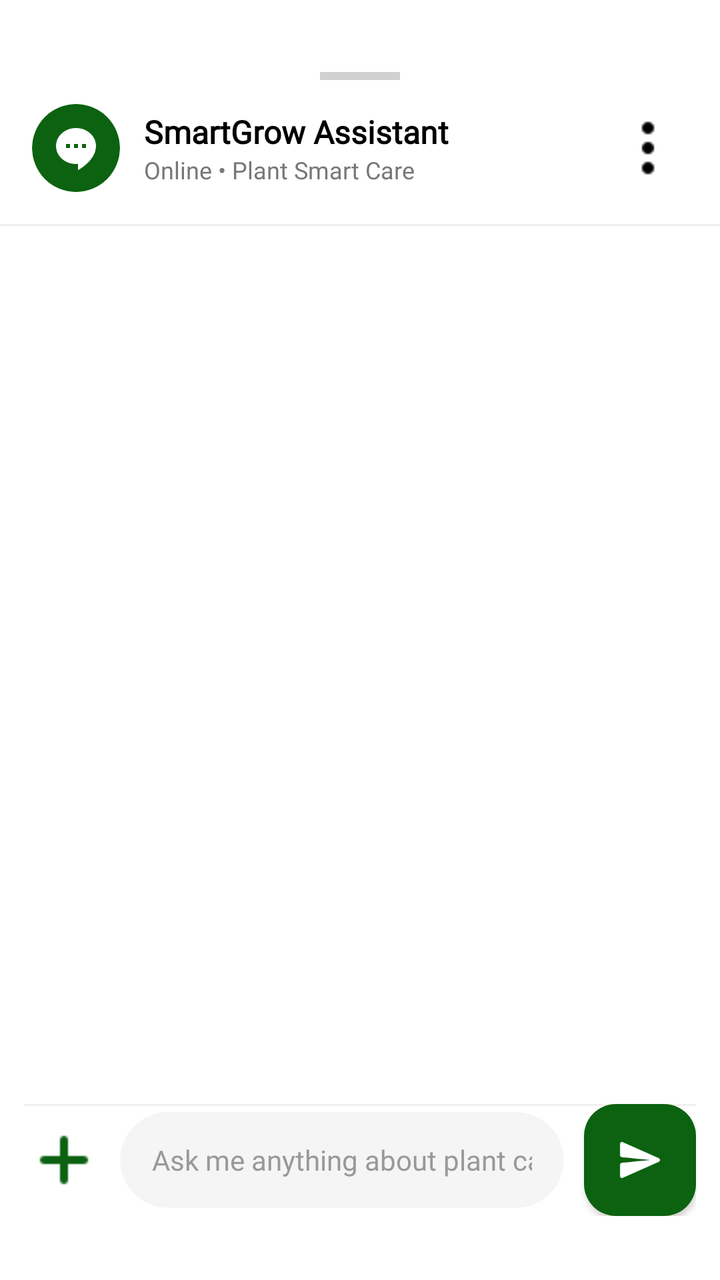
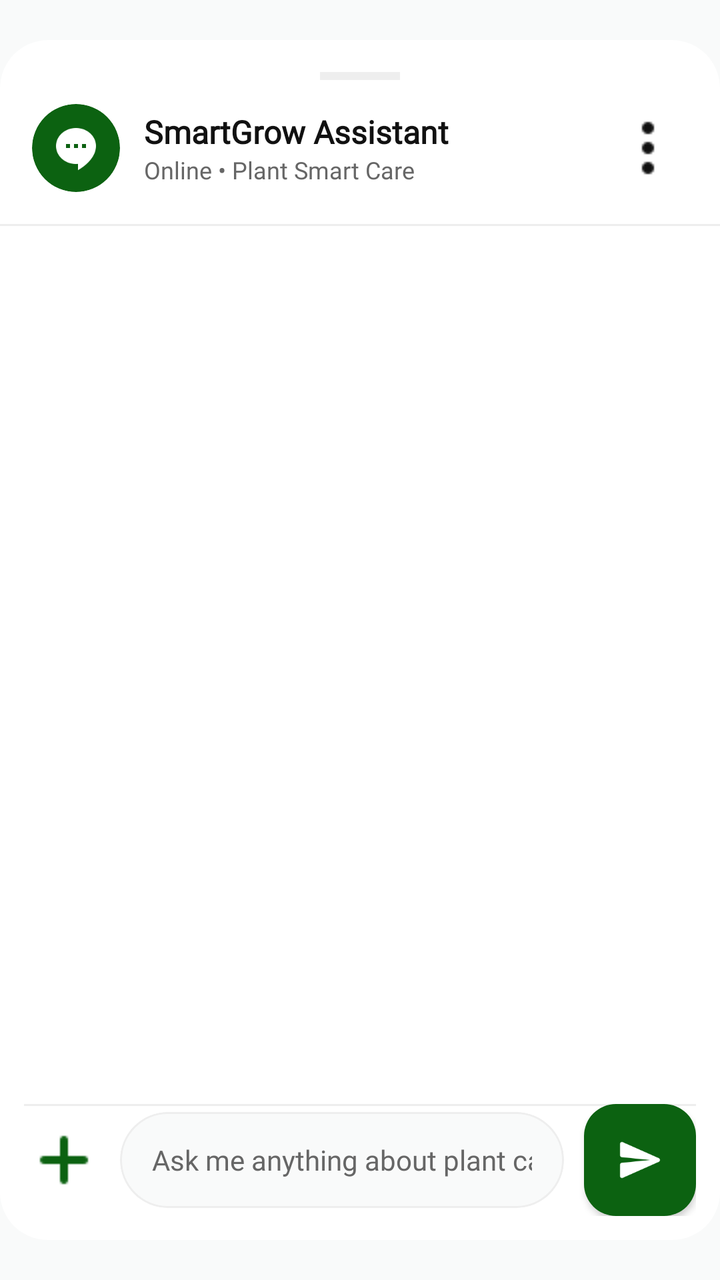

An Android layout rendered at two revisions. The XML below is the earlier revision; the diff shows what the commit changed to produce the second picture.
<!-- AndroidManifest.xml: application theme Theme.SmartGrow -->
<!-- res/layout/dialog_chat_assistant.xml -->
<?xml version="1.0" encoding="utf-8"?>
<androidx.constraintlayout.widget.ConstraintLayout
    xmlns:android="http://schemas.android.com/apk/res/android"
    xmlns:app="http://schemas.android.com/apk/res-auto"
    android:layout_width="match_parent"
    android:layout_height="wrap_content"
    android:background="@android:color/transparent">

    <com.google.android.material.card.MaterialCardView
        android:layout_width="match_parent"
        android:layout_height="600dp"
        app:cardCornerRadius="24dp"
        app:cardElevation="0dp"
        app:cardBackgroundColor="#FFFFFF"
        app:strokeWidth="0dp"
        app:layout_constraintTop_toTopOf="parent"
        app:layout_constraintBottom_toBottomOf="parent">

        <androidx.constraintlayout.widget.ConstraintLayout
            android:layout_width="match_parent"
            android:layout_height="match_parent">
            
            <androidx.constraintlayout.widget.ConstraintLayout
                android:id="@+id/layout_chat_header"
                android:layout_width="match_parent"
                android:layout_height="wrap_content"
                android:padding="16dp"
                app:layout_constraintTop_toTopOf="parent">

                <View
                    android:id="@+id/view_drag_handle"
                    android:layout_width="40dp"
                    android:layout_height="4dp"
                    android:background="#D0D0D0"
                    app:layout_constraintTop_toTopOf="parent"
                    app:layout_constraintStart_toStartOf="parent"
                    app:layout_constraintEnd_toEndOf="parent"/>

                <com.google.android.material.card.MaterialCardView
                    android:id="@+id/card_chat_icon"
                    android:layout_width="44dp"
                    android:layout_height="44dp"
                    android:layout_marginTop="12dp"
                    app:cardCornerRadius="22dp"
                    app:cardBackgroundColor="#0C6211"
                    app:strokeWidth="0dp"
                    app:layout_constraintTop_toBottomOf="@id/view_drag_handle"
                    app:layout_constraintStart_toStartOf="parent">
                    <ImageView
                        android:layout_width="24dp"
                        android:layout_height="24dp"
                        android:src="@drawable/ic_chat_bubble_white"
                        android:layout_gravity="center"
                        app:tint="#FFFFFF"/>
                </com.google.android.material.card.MaterialCardView>

                <LinearLayout
                    android:layout_width="0dp"
                    android:layout_height="wrap_content"
                    android:orientation="vertical"
                    android:layout_marginLeft="12dp"
                    app:layout_constraintTop_toTopOf="@id/card_chat_icon"
                    app:layout_constraintBottom_toBottomOf="@id/card_chat_icon"
                    app:layout_constraintStart_toEndOf="@id/card_chat_icon"
                    app:layout_constraintEnd_toStartOf="@id/ib_chat_menu">

                    <TextView
                        android:layout_width="wrap_content"
                        android:layout_height="wrap_content"
                        android:text="SmartGrow Assistant"
                        android:textColor="#000000"
                        android:textSize="16sp"
                        android:textStyle="bold"
                        android:fontFamily="@font/poppins"/>

                    <TextView
                        android:id="@+id/tv_assistant_status"
                        android:layout_width="wrap_content"
                        android:layout_height="wrap_content"
                        android:text="Online • Plant Smart Care"
                        android:textColor="#777777"
                        android:textSize="12sp"
                        android:fontFamily="@font/poppins"/>
                </LinearLayout>

                <ImageButton
                    android:id="@+id/ib_chat_menu"
                    android:layout_width="40dp"
                    android:layout_height="40dp"
                    android:background="?attr/selectableItemBackgroundBorderless"
                    android:src="@drawable/ic_more_vert"
                    app:tint="#000000"
                    app:layout_constraintTop_toTopOf="@id/card_chat_icon"
                    app:layout_constraintBottom_toBottomOf="@id/card_chat_icon"
                    app:layout_constraintEnd_toEndOf="parent"/>

            </androidx.constraintlayout.widget.ConstraintLayout>

            <View
                android:id="@+id/header_divider"
                android:layout_width="match_parent"
                android:layout_height="1dp"
                android:background="#EEEEEE"
                app:layout_constraintTop_toBottomOf="@id/layout_chat_header"/>

            
            <androidx.recyclerview.widget.RecyclerView
                android:id="@+id/rv_chat_messages_list"
                android:layout_width="match_parent"
                android:layout_height="0dp"
                android:padding="16dp"
                android:clipToPadding="false"
                app:layout_constraintTop_toBottomOf="@id/header_divider"
                app:layout_constraintBottom_toTopOf="@id/layout_input_bar"/>

            
            <androidx.constraintlayout.widget.ConstraintLayout
                android:id="@+id/layout_input_bar"
                android:layout_width="match_parent"
                android:layout_height="wrap_content"
                android:padding="12dp"
                android:background="#FFFFFF"
                app:layout_constraintBottom_toBottomOf="parent">

                <View
                    android:layout_width="match_parent"
                    android:layout_height="1dp"
                    android:background="#F0F0F0"
                    app:layout_constraintTop_toTopOf="parent"/>

                

                

                <ImageButton
                    android:id="@+id/ib_chat_attach"
                    android:layout_width="40dp"
                    android:layout_height="40dp"
                    android:background="?attr/selectableItemBackgroundBorderless"
                    android:contentDescription="Attach Media o Image Source"
                    android:src="@drawable/ic_plus_sign"
                    app:layout_constraintBottom_toBottomOf="parent"
                    app:layout_constraintStart_toStartOf="parent"
                    app:layout_constraintTop_toTopOf="parent"
                    app:tint="#0C6211" />

                <com.google.android.material.card.MaterialCardView
                    android:layout_width="0dp"
                    android:layout_height="48dp"
                    android:layout_marginLeft="8dp"
                    android:layout_marginRight="10dp"
                    app:cardCornerRadius="24dp"
                    app:cardBackgroundColor="#F5F5F5"
                    app:strokeWidth="0dp"
                    app:cardElevation="0dp"
                    app:layout_constraintTop_toTopOf="parent"
                    app:layout_constraintBottom_toBottomOf="parent"
                    app:layout_constraintStart_toEndOf="@id/ib_chat_attach"
                    app:layout_constraintEnd_toStartOf="@id/fab_send_message">

                    <EditText
                        android:id="@+id/et_chat_input"
                        android:layout_width="match_parent"
                        android:layout_height="match_parent"
                        android:hint="Ask me anything about plant care..."
                        android:textColorHint="#999999"
                        android:textColor="#333333"
                        android:textSize="14sp"
                        android:fontFamily="@font/poppins"
                        android:background="@android:color/transparent"
                        android:paddingHorizontal="16dp"
                        android:inputType="textCapSentences"
                        android:maxLines="3"
                        android:importantForAutofill="no"/>
                </com.google.android.material.card.MaterialCardView>

                
                <com.google.android.material.floatingactionbutton.FloatingActionButton
                    android:id="@+id/fab_send_message"
                    android:layout_width="wrap_content"
                    android:layout_height="wrap_content"
                    android:src="@drawable/ic_send"
                    app:backgroundTint="#0C6211"
                    app:fabSize="mini"
                    app:tint="#FFFFFF"
                    app:elevation="2dp"
                    app:layout_constraintTop_toTopOf="parent"
                    app:layout_constraintBottom_toBottomOf="parent"
                    app:layout_constraintEnd_toEndOf="parent"
                    android:contentDescription="Send message"/>

            </androidx.constraintlayout.widget.ConstraintLayout>

        </androidx.constraintlayout.widget.ConstraintLayout>
    </com.google.android.material.card.MaterialCardView>
</androidx.constraintlayout.widget.ConstraintLayout>
<!-- resources referenced by this layout -->
<resources>
  <!-- drawable ic_chat_bubble_white: png bitmap (drawable, 1188 bytes) -->
  <!-- drawable ic_more_vert: png bitmap (drawable, 173 bytes) -->
  <!-- drawable ic_plus_sign: png bitmap (drawable, 190 bytes) -->
  <!-- drawable ic_send: png bitmap (drawable, 856 bytes) -->
  <style name="Theme.SmartGrow" parent="Base.Theme.SmartGrow" />
  <style name="Base.Theme.SmartGrow" parent="Theme.Material3.DayNight.NoActionBar">
          <item name="android:windowBackground">@android:color/white</item>
          <item name="android:windowDisablePreview">true</item>
  
          
          <item name="android:statusBarColor">#FFFFFF</item>
          <item name="android:windowLightStatusBar">true</item>
  
          
          <item name="android:navigationBarColor">#FFFFFF</item>
          <item name="android:windowLightNavigationBar" tools:targetApi="o">true</item>
  
          <item name="android:windowDrawsSystemBarBackgrounds">true</item>
          <item name="android:windowTranslucentStatus">false</item>
          <item name="android:windowTranslucentNavigation">false</item>
      </style>
</resources>

<!-- the commit's change to res/layout/dialog_chat_assistant.xml (unified diff, before → after) -->
@@ -11,7 +11,7 @@
         android:layout_height="600dp"
         app:cardCornerRadius="24dp"
         app:cardElevation="0dp"
-        app:cardBackgroundColor="#FFFFFF"
+        app:cardBackgroundColor="@color/card_background"
         app:strokeWidth="0dp"
         app:layout_constraintTop_toTopOf="parent"
         app:layout_constraintBottom_toBottomOf="parent">
@@ -31,7 +31,7 @@
                     android:id="@+id/view_drag_handle"
                     android:layout_width="40dp"
                     android:layout_height="4dp"
-                    android:background="#D0D0D0"
+                    android:background="@color/divider"
                     app:layout_constraintTop_toTopOf="parent"
                     app:layout_constraintStart_toStartOf="parent"
                     app:layout_constraintEnd_toEndOf="parent"/>
@@ -42,7 +42,7 @@
                     android:layout_height="44dp"
                     android:layout_marginTop="12dp"
                     app:cardCornerRadius="22dp"
-                    app:cardBackgroundColor="#0C6211"
+                    app:cardBackgroundColor="@color/primary_green"
                     app:strokeWidth="0dp"
                     app:layout_constraintTop_toBottomOf="@id/view_drag_handle"
                     app:layout_constraintStart_toStartOf="parent">
@@ -51,7 +51,7 @@
                         android:layout_height="24dp"
                         android:src="@drawable/ic_chat_bubble_white"
                         android:layout_gravity="center"
-                        app:tint="#FFFFFF"/>
+                        app:tint="@color/white"/>
                 </com.google.android.material.card.MaterialCardView>
 
                 <LinearLayout
@@ -68,7 +68,7 @@
                         android:layout_width="wrap_content"
                         android:layout_height="wrap_content"
                         android:text="SmartGrow Assistant"
-                        android:textColor="#000000"
+                        android:textColor="@color/text_primary"
                         android:textSize="16sp"
                         android:textStyle="bold"
                         android:fontFamily="@font/poppins"/>
@@ -78,7 +78,7 @@
                         android:layout_width="wrap_content"
                         android:layout_height="wrap_content"
                         android:text="Online • Plant Smart Care"
-                        android:textColor="#777777"
+                        android:textColor="@color/text_secondary"
                         android:textSize="12sp"
                         android:fontFamily="@font/poppins"/>
                 </LinearLayout>
@@ -89,7 +89,7 @@
                     android:layout_height="40dp"
                     android:background="?attr/selectableItemBackgroundBorderless"
                     android:src="@drawable/ic_more_vert"
-                    app:tint="#000000"
+                    app:tint="@color/text_primary"
                     app:layout_constraintTop_toTopOf="@id/card_chat_icon"
                     app:layout_constraintBottom_toBottomOf="@id/card_chat_icon"
                     app:layout_constraintEnd_toEndOf="parent"/>
@@ -100,7 +100,7 @@
                 android:id="@+id/header_divider"
                 android:layout_width="match_parent"
                 android:layout_height="1dp"
-                android:background="#EEEEEE"
+                android:background="@color/divider"
                 app:layout_constraintTop_toBottomOf="@id/layout_chat_header"/>
 
             
@@ -119,13 +119,13 @@
                 android:layout_width="match_parent"
                 android:layout_height="wrap_content"
                 android:padding="12dp"
-                android:background="#FFFFFF"
+                android:background="@color/card_background"
                 app:layout_constraintBottom_toBottomOf="parent">
 
                 <View
                     android:layout_width="match_parent"
                     android:layout_height="1dp"
-                    android:background="#F0F0F0"
+                    android:background="@color/divider"
                     app:layout_constraintTop_toTopOf="parent"/>
 
                 
@@ -142,7 +142,7 @@
                     app:layout_constraintBottom_toBottomOf="parent"
                     app:layout_constraintStart_toStartOf="parent"
                     app:layout_constraintTop_toTopOf="parent"
-                    app:tint="#0C6211" />
+                    app:tint="@color/primary_green" />
 
                 <com.google.android.material.card.MaterialCardView
                     android:layout_width="0dp"
@@ -150,8 +150,9 @@
                     android:layout_marginLeft="8dp"
                     android:layout_marginRight="10dp"
                     app:cardCornerRadius="24dp"
-                    app:cardBackgroundColor="#F5F5F5"
-                    app:strokeWidth="0dp"
+                    app:cardBackgroundColor="@color/background"
+                    app:strokeWidth="1dp"
+                    app:strokeColor="@color/divider"
                     app:cardElevation="0dp"
                     app:layout_constraintTop_toTopOf="parent"
                     app:layout_constraintBottom_toBottomOf="parent"
@@ -163,8 +164,8 @@
                         android:layout_width="match_parent"
                         android:layout_height="match_parent"
                         android:hint="Ask me anything about plant care..."
-                        android:textColorHint="#999999"
-                        android:textColor="#333333"
+                        android:textColorHint="@color/text_secondary"
+                        android:textColor="@color/text_primary"
                         android:textSize="14sp"
                         android:fontFamily="@font/poppins"
                         android:background="@android:color/transparent"
@@ -180,9 +181,9 @@
                     android:layout_width="wrap_content"
                     android:layout_height="wrap_content"
                     android:src="@drawable/ic_send"
-                    app:backgroundTint="#0C6211"
+                    app:backgroundTint="@color/primary_green"
                     app:fabSize="mini"
-                    app:tint="#FFFFFF"
+                    app:tint="@color/white"
                     app:elevation="2dp"
                     app:layout_constraintTop_toTopOf="parent"
                     app:layout_constraintBottom_toBottomOf="parent"
<!-- resource entries referenced after the edit -->
@@ -1,20 +1,27 @@
 <!-- resources referenced by this layout -->
 <resources>
+  <color name="background">#F9FAFA</color>
+  <color name="card_background">#FFFFFF</color>
+  <color name="divider">#EEEEEE</color>
+  <color name="primary_green">#0C6211</color>
+  <color name="text_primary">#111111</color>
+  <color name="text_secondary">#666666</color>
+  <color name="white">#FFFFFFFF</color>
   <!-- drawable ic_chat_bubble_white: png bitmap (drawable, 1188 bytes) -->
   <!-- drawable ic_more_vert: png bitmap (drawable, 173 bytes) -->
   <!-- drawable ic_plus_sign: png bitmap (drawable, 190 bytes) -->
   <!-- drawable ic_send: png bitmap (drawable, 856 bytes) -->
   <style name="Theme.SmartGrow" parent="Base.Theme.SmartGrow" />
   <style name="Base.Theme.SmartGrow" parent="Theme.Material3.DayNight.NoActionBar">
-          <item name="android:windowBackground">@android:color/white</item>
+          <item name="android:windowBackground">@color/background</item>
           <item name="android:windowDisablePreview">true</item>
   
           
-          <item name="android:statusBarColor">#FFFFFF</item>
+          <item name="android:statusBarColor">@color/background</item>
           <item name="android:windowLightStatusBar">true</item>
   
           
-          <item name="android:navigationBarColor">#FFFFFF</item>
+          <item name="android:navigationBarColor">@color/background</item>
           <item name="android:windowLightNavigationBar" tools:targetApi="o">true</item>
   
           <item name="android:windowDrawsSystemBarBackgrounds">true</item>
